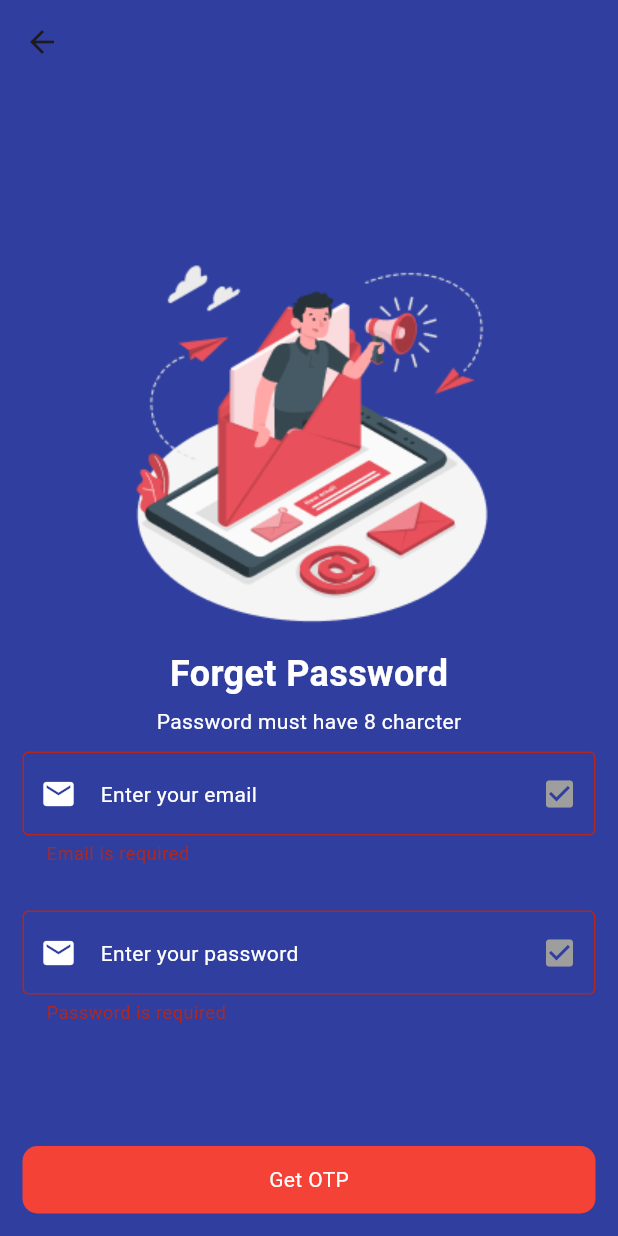
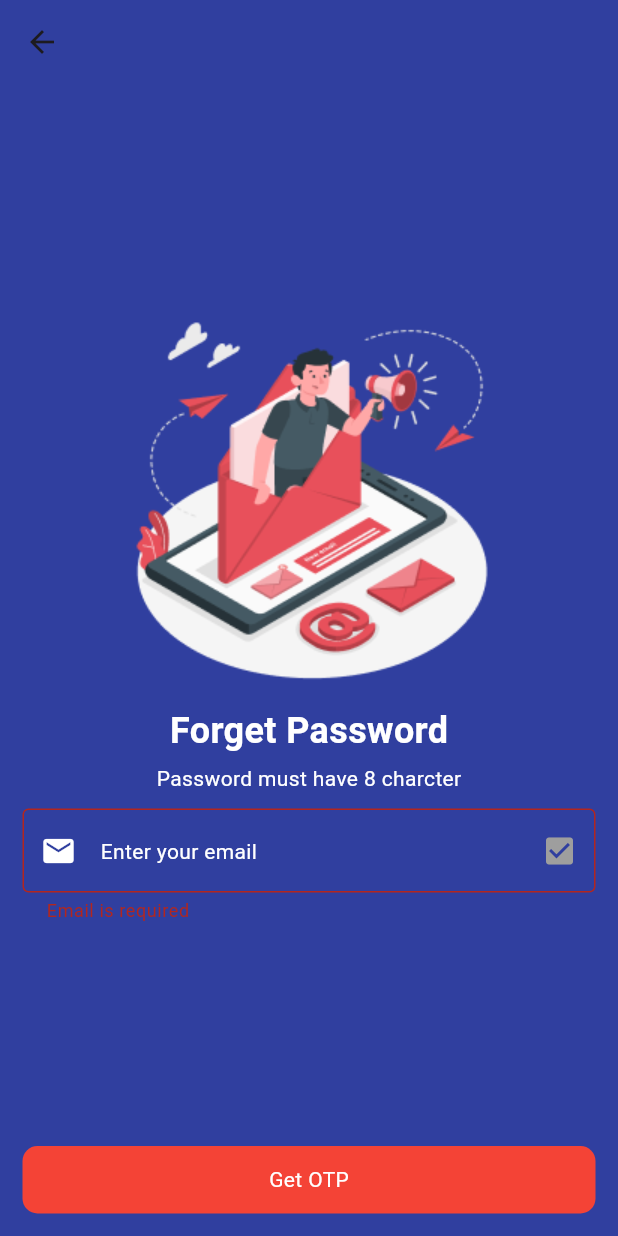
Before and after one commit to linconchondroroy/car_parking, a Flutter app: the forgot_password_one screen opened directly, after a tap on "Get OTP", on a phone screen of 412 x 824 dp. Run offline on Flutter 3.47's test engine with Material 3 defaults, Android fonts, the phone set to English and light mode, and no system bars.

Commit message:
Car Parking App

```diff
--- a/lib/authentication_screen/forget_password_one.dart
+++ b/lib/authentication_screen/forget_password_one.dart
@@ -59,32 +59,6 @@ class forgot_password_one extends StatelessWidget {
                     ),
                   ),
                   SizedBox(height: 30,),
-                  TextFormField(
-                    validator: (value){
-                      if (value == null || value.isEmpty) {
-                        return "Password is required";
-                      } else if (value.length < 8) {
-                      return "Password must be at least 8 characters";
-                      } else if (!passRegExp.hasMatch(value)) {
-                      return "Password must contain both letters and numbers";
-                      }
-                      return null;
-                    },
-                    decoration: InputDecoration(
-                      prefixIcon: Icon(Icons.email, color: Colors.white,),
-                      hint: Text("Enter your password", style: TextStyle(color: Colors.white,fontSize: 14, fontWeight: FontWeight.w400),),
-                      suffixIcon: Icon(Icons.check_box, color: Colors.grey ,),
-                      border: OutlineInputBorder(
-                        borderSide: const BorderSide(
-                          color: Colors.grey,
-                          width: 2,
-                        ),
-                      ),
-                      enabledBorder: OutlineInputBorder(
-                        borderSide: BorderSide(color: Colors.grey, width: 2),
-                      ),
-                    ),
-                  ),
                 ],
               ),
               ),
@@ -96,7 +70,7 @@ class forgot_password_one extends StatelessWidget {
                     ScaffoldMessenger.of(context).showSnackBar(
                       const SnackBar(content: Text("✅ All fields are valid!")),
                     );
-                    Navigator.push(context, MaterialPageRoute(builder: (ctx)=>forgot_otp()));
+                    Navigator.push(context, MaterialPageRoute(builder: (NextPage)=>forgot_otp()));
                   }
                 },
                 child: Container(
--- a/lib/authentication_screen/forgot_otp.dart
+++ b/lib/authentication_screen/forgot_otp.dart
@@ -24,7 +24,7 @@ class forgot_otp extends StatelessWidget {
                   children: [
                     Image.asset("assets/forgot_otp.png"),
                     SizedBox(height: 10,),
-                    Text("We Have send code your email",style: TextStyle(color: Colors.white, fontSize: 24,fontWeight: FontWeight.w600),),
+                    Text("We've Sent a Code to exa...@email.com",style: TextStyle(color: Colors.white, fontSize: 24,fontWeight: FontWeight.w600),),
                     SizedBox(height: 10,),
                     SizedBox(
                       height: 60,
--- a/lib/main.dart
+++ b/lib/main.dart
@@ -8,7 +8,7 @@ import 'package:car_parking/authentication_screen/verify_screen.dart';
 import 'package:car_parking/onboarding_screen/HomePageThree.dart';
 import 'package:car_parking/onboarding_screen/HomePageTwo.dart';
 import 'package:car_parking/onboarding_screen/HomePageOne.dart';
-import 'package:car_parking/reset_password.dart';
+import 'package:car_parking/authentication_screen/reset_password.dart';
 import 'package:car_parking/welcome_screen/welcome_screen.dart';
 import 'package:flutter/cupertino.dart';
 import 'package:flutter/material.dart';
@@ -26,7 +26,7 @@ class MyApp extends StatelessWidget {
   Widget build(BuildContext context) {
     return MaterialApp(
       debugShowCheckedModeBanner: false,
-      home: login_screen(),
+      home: forgot_password_one(),
     );
   }
 }
```
Also changed, not shown: lib/authentication_screen/reset_password.dart (renamed from lib/reset_password.dart), 2 other files.
